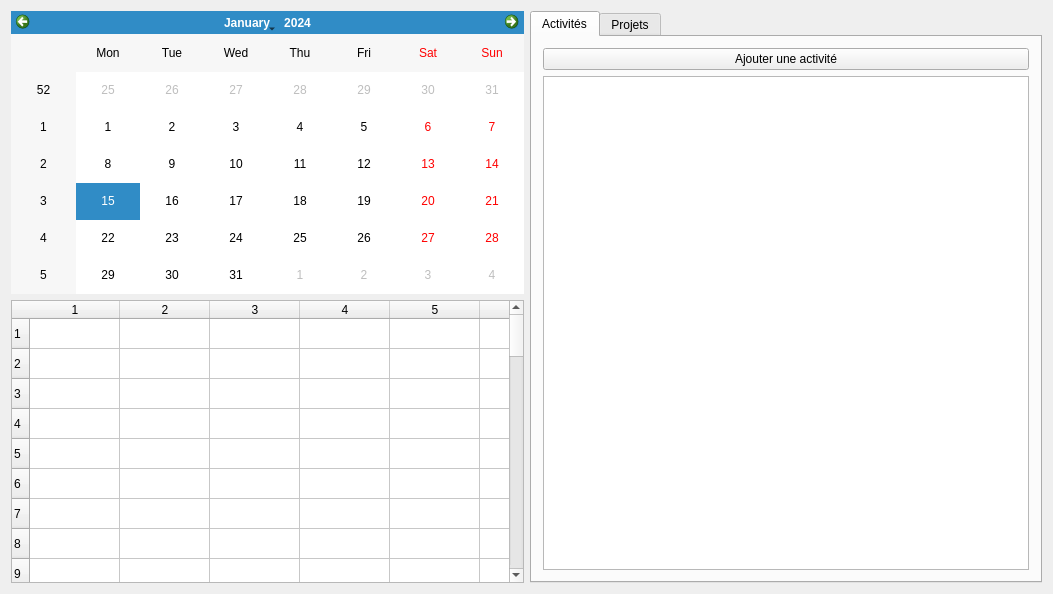
Before: the Qt Designer form App/ProCal/ui/mainwindow.ui in sd65/ProCal, drawn with Qt 5.
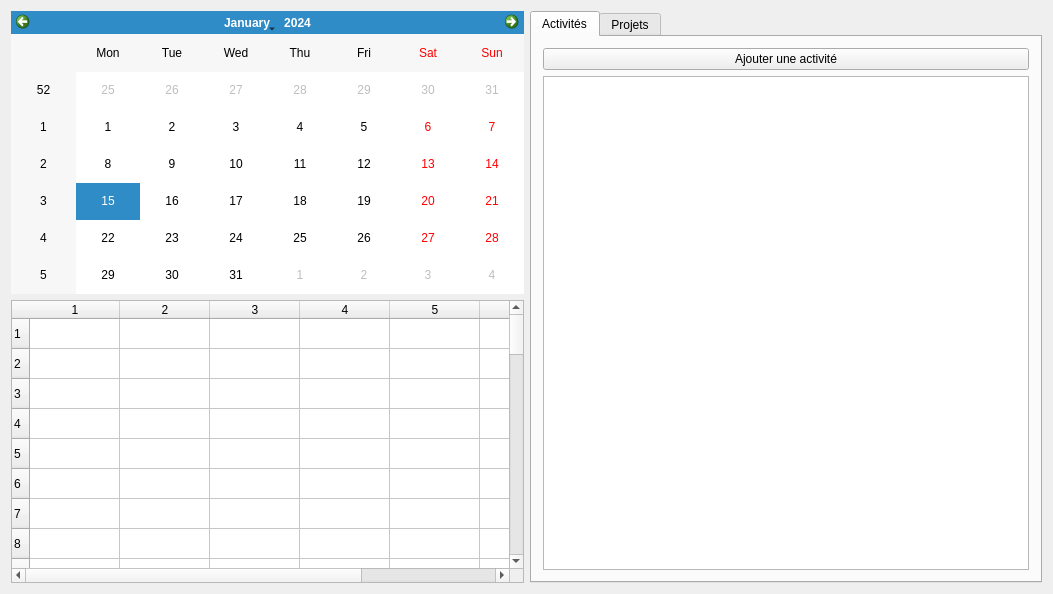
After: the same form once the commit is applied. Icons and pictures are not drawn.

What changed in the file:
```diff
--- a/App/ProCal/ui/mainwindow.ui
+++ b/App/ProCal/ui/mainwindow.ui
@@ -39,7 +39,7 @@
       <item>
        <widget class="QTableWidget" name="vueHebdomadaire">
         <property name="horizontalScrollBarPolicy">
-         <enum>Qt::ScrollBarAlwaysOff</enum>
+         <enum>Qt::ScrollBarAsNeeded</enum>
         </property>
         <property name="sizeAdjustPolicy">
          <enum>QAbstractScrollArea::AdjustIgnored</enum>
@@ -80,6 +80,12 @@
         <attribute name="horizontalHeaderHighlightSections">
          <bool>true</bool>
         </attribute>
+        <attribute name="horizontalHeaderShowSortIndicator" stdset="0">
+         <bool>true</bool>
+        </attribute>
+        <attribute name="horizontalHeaderStretchLastSection">
+         <bool>true</bool>
+        </attribute>
         <attribute name="verticalHeaderVisible">
          <bool>true</bool>
         </attribute>
@@ -139,6 +145,31 @@
         <column/>
         <column/>
         <column/>
+        <item row="1" column="1">
+         <property name="text">
+          <string/>
+         </property>
+         <property name="background">
+          <brush brushstyle="NoBrush">
+           <color alpha="255">
+            <red>192</red>
+            <green>0</green>
+            <blue>0</blue>
+           </color>
+          </brush>
+         </property>
+        </item>
+        <item row="4" column="1">
+         <property name="background">
+          <brush brushstyle="NoBrush">
+           <color alpha="255">
+            <red>192</red>
+            <green>0</green>
+            <blue>0</blue>
+           </color>
+          </brush>
+         </property>
+        </item>
        </widget>
       </item>
      </layout>
```
Left out of the diff: 2 changed lines with no effect on the pictures.
